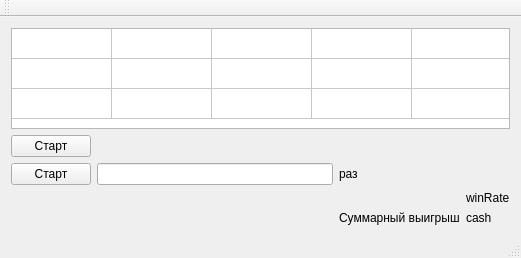
This is mainwindow.ui in vishandra/test-slot as Qt 5 draws it before an edit. The edited form follows.
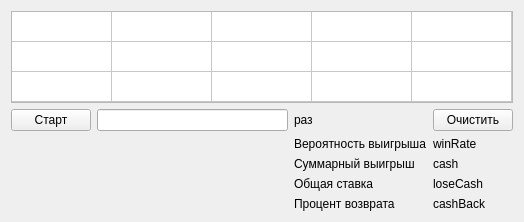
This is the edited form.

Commit message: draw matrix

```diff
--- a/mainwindow.ui
+++ b/mainwindow.ui
@@ -6,48 +6,59 @@
    <rect>
     <x>0</x>
     <y>0</y>
-    <width>521</width>
-    <height>258</height>
+    <width>520</width>
+    <height>215</height>
    </rect>
   </property>
+  <property name="sizePolicy">
+   <sizepolicy hsizetype="Fixed" vsizetype="Fixed">
+    <horstretch>0</horstretch>
+    <verstretch>0</verstretch>
+   </sizepolicy>
+  </property>
   <property name="windowTitle">
    <string>test</string>
   </property>
   <widget class="QWidget" name="centralWidget">
+   <property name="sizePolicy">
+    <sizepolicy hsizetype="Fixed" vsizetype="Fixed">
+     <horstretch>0</horstretch>
+     <verstretch>0</verstretch>
+    </sizepolicy>
+   </property>
    <layout class="QGridLayout" name="gridLayout">
     <item row="3" column="3">
-     <widget class="QLabel" name="winRate">
-      <property name="text">
-       <string>winRate</string>
-      </property>
-     </widget>
-    </item>
-    <item row="4" column="3">
      <widget class="QLabel" name="cash">
       <property name="text">
        <string>cash</string>
       </property>
      </widget>
     </item>
+    <item row="2" column="3">
+     <widget class="QLabel" name="winRate">
+      <property name="text">
+       <string>winRate</string>
+      </property>
+     </widget>
+    </item>
+    <item row="1" column="1">
+     <widget class="QLineEdit" name="iterationLine"/>
+    </item>
     <item row="1" column="0">
-     <widget class="QPushButton" name="startButton">
-      <property name="text">
-       <string>Старт</string>
-      </property>
-     </widget>
-    </item>
-    <item row="2" column="0">
      <widget class="QPushButton" name="startMoreButton">
       <property name="text">
        <string>Старт</string>
       </property>
      </widget>
     </item>
-    <item row="2" column="1">
-     <widget class="QLineEdit" name="iterationLine"/>
-    </item>
     <item row="0" column="0" colspan="4">
      <widget class="QTableWidget" name="tableWidget">
+      <property name="sizePolicy">
+       <sizepolicy hsizetype="Fixed" vsizetype="Fixed">
+        <horstretch>0</horstretch>
+        <verstretch>0</verstretch>
+       </sizepolicy>
+      </property>
       <property name="verticalScrollBarPolicy">
        <enum>Qt::ScrollBarAlwaysOff</enum>
       </property>
@@ -79,41 +90,64 @@
       <column/>
      </widget>
     </item>
-    <item row="4" column="2">
+    <item row="3" column="2">
      <widget class="QLabel" name="label_2">
       <property name="text">
        <string>Суммарный выигрыш</string>
       </property>
      </widget>
     </item>
-    <item row="2" column="2">
+    <item row="1" column="2">
      <widget class="QLabel" name="label">
       <property name="text">
        <string>раз</string>
       </property>
      </widget>
     </item>
+    <item row="1" column="3">
+     <widget class="QPushButton" name="clearButton">
+      <property name="text">
+       <string>Очистить</string>
+      </property>
+     </widget>
+    </item>
+    <item row="4" column="2">
+     <widget class="QLabel" name="label_3">
+      <property name="text">
+       <string>Общая ставка</string>
+      </property>
+     </widget>
+    </item>
+    <item row="4" column="3">
+     <widget class="QLabel" name="loseCash">
+      <property name="text">
+       <string>loseCash</string>
+      </property>
+     </widget>
+    </item>
+    <item row="5" column="3">
+     <widget class="QLabel" name="cashBack">
+      <property name="text">
+       <string>cashBack</string>
+      </property>
+     </widget>
+    </item>
+    <item row="5" column="2">
+     <widget class="QLabel" name="label_5">
+      <property name="text">
+       <string>Процент возврата</string>
+      </property>
+     </widget>
+    </item>
+    <item row="2" column="2">
+     <widget class="QLabel" name="label_4">
+      <property name="text">
+       <string>Вероятность выигрыша</string>
+      </property>
+     </widget>
+    </item>
    </layout>
   </widget>
-  <widget class="QMenuBar" name="menuBar">
-   <property name="geometry">
-    <rect>
-     <x>0</x>
-     <y>0</y>
-     <width>521</width>
-     <height>21</height>
-    </rect>
-   </property>
-  </widget>
-  <widget class="QToolBar" name="mainToolBar">
-   <attribute name="toolBarArea">
-    <enum>TopToolBarArea</enum>
-   </attribute>
-   <attribute name="toolBarBreak">
-    <bool>false</bool>
-   </attribute>
-  </widget>
-  <widget class="QStatusBar" name="statusBar"/>
  </widget>
  <layoutdefault spacing="6" margin="11"/>
  <resources/>
```
The commit also changes 2 other files.
